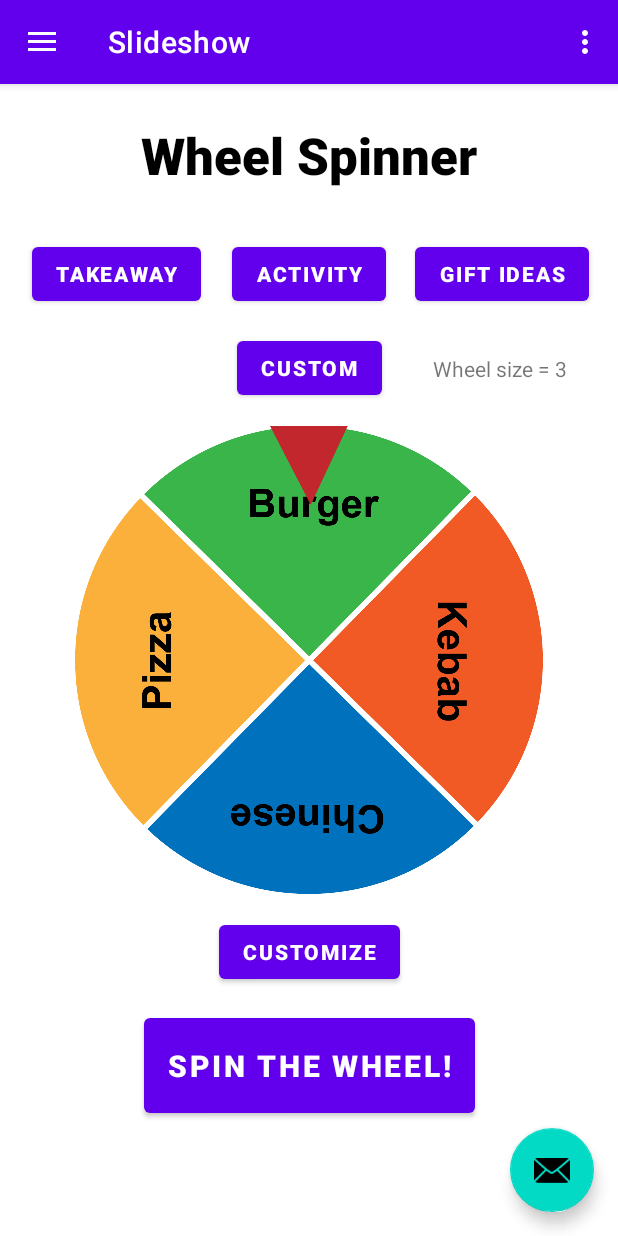
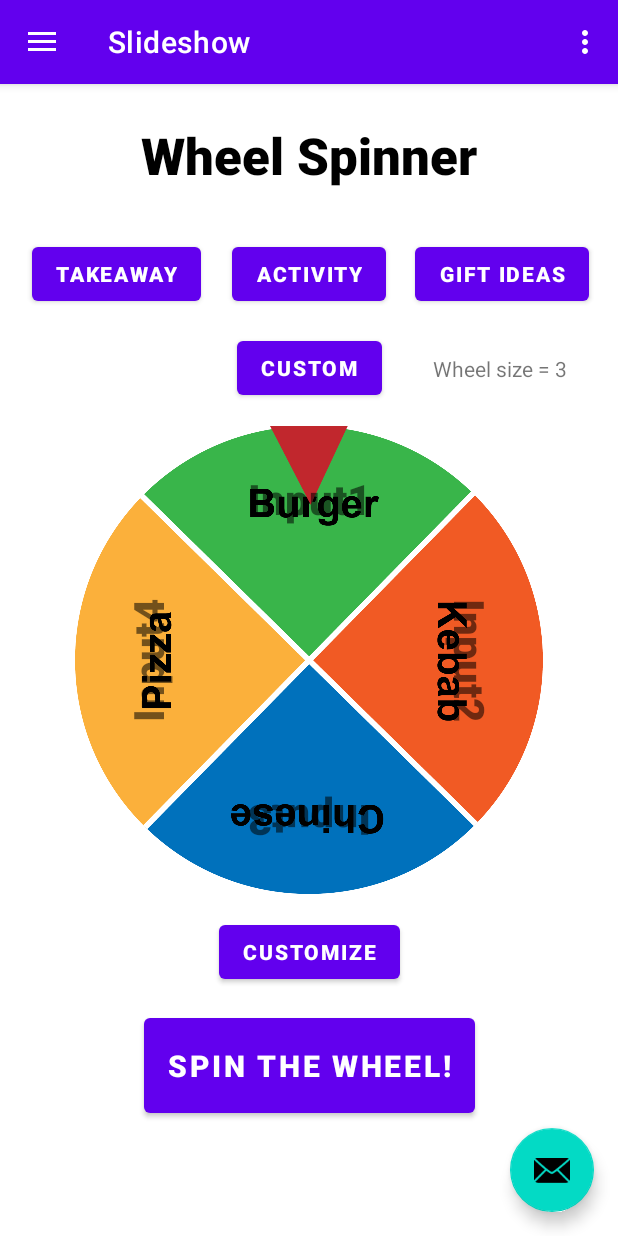
Before and after one commit to SneezingElephant/Decisionator, an Android app: the screen it shows after launch (MainActivity), in the side drawer, after a tap on "Slideshow", on a phone screen of 412 x 824 dp. Run offline under Robolectric (Android 15) with nearby library versions, the phone set to English and light mode, and no system bars; our stand-ins replace navigation-ui.

Commit message:
trying using getters

```diff
--- a/app/src/main/java/com/example/pmaminiprojekt/ui/slideshow/CustomizeFragment.java
+++ b/app/src/main/java/com/example/pmaminiprojekt/ui/slideshow/CustomizeFragment.java
@@ -18,7 +18,7 @@ import com.example.pmaminiprojekt.R;
 
 public class CustomizeFragment extends Fragment {
 
-    String wheelInput1, wheelInput2, wheelInput3, wheelInput4, wheelInput5, wheelInput6;
+    private String wheelInput1, wheelInput2, wheelInput3, wheelInput4, wheelInput5, wheelInput6;
     public int wheelSize = 3;
 
     SeekBar seekBar;
@@ -72,12 +72,46 @@ public class CustomizeFragment extends Fragment {
         });
 
         input1 = (EditText) getActivity().findViewById(R.id.editInput1);
+        wheelInput1 = input1.getText().toString();
+
         input2 = (EditText) getActivity().findViewById(R.id.editInput2);
+        wheelInput2 = input2.getText().toString();
+
         input3 = (EditText) getActivity().findViewById(R.id.editInput3);
+        wheelInput3 = input3.getText().toString();
+
         input4 = (EditText) getActivity().findViewById(R.id.editInput4);
+        wheelInput4 = input4.getText().toString();
+
         input5 = (EditText) getActivity().findViewById(R.id.editInput5);
+        wheelInput5 = input5.getText().toString();
+
         input6 = (EditText) getActivity().findViewById(R.id.editInput6);
+        wheelInput6 = input6.getText().toString();
 
     }
 
+    public String getWheelInput1() {
+        return wheelInput1;
+    }
+
+    public String getWheelInput2() {
+        return wheelInput2;
+    }
+
+    public String getWheelInput3() {
+        return wheelInput3;
+    }
+
+    public String getWheelInput4() {
+        return wheelInput4;
+    }
+
+    public String getWheelInput5() {
+        return wheelInput5;
+    }
+
+    public String getWheelInput6() {
+        return wheelInput6;
+    }
 }
--- a/app/src/main/java/com/example/pmaminiprojekt/ui/slideshow/SlideshowFragment.java
+++ b/app/src/main/java/com/example/pmaminiprojekt/ui/slideshow/SlideshowFragment.java
@@ -43,6 +43,8 @@ public class SlideshowFragment extends Fragment {
     private boolean isActivity = false;
     private boolean isGift = false;
 
+    private CustomizeFragment customizeFragment;
+
     private int customPresetSize = 3;
 
     private ImageView wheel;
@@ -74,6 +76,15 @@ public class SlideshowFragment extends Fragment {
         wheelCustom4 = (ImageView) getView().findViewById(R.id.wheelCustom4);
         wheelCustom5 = (ImageView) getView().findViewById(R.id.wheelCustom5);
         wheelCustom6 = (ImageView) getView().findViewById(R.id.wheelCustom6);
+
+        /*
+        String inputText1 = customizeFragment.getWheelInput1();
+        String inputText2 = customizeFragment.getWheelInput2();
+        String inputText3 = customizeFragment.getWheelInput3();
+        String inputText4 = customizeFragment.getWheelInput4();
+        String inputText5 = customizeFragment.getWheelInput5();
+        String inputText6 = customizeFragment.getWheelInput6();
+         */
 
         getDegreeForSectors();
         getDegreeForActivitys();
--- a/app/src/main/res/layout/fragment_slideshow.xml
+++ b/app/src/main/res/layout/fragment_slideshow.xml
@@ -119,6 +119,65 @@
 
     </RelativeLayout>
 
+    <TextView
+        android:id="@+id/customText4Input1"
+        android:layout_width="wrap_content"
+        android:layout_height="wrap_content"
+        android:layout_marginBottom="215dp"
+        android:fontFamily="sans-serif-black"
+        android:gravity="center"
+        android:text="Input1"
+        android:textSize="28sp"
+        app:layout_constraintBottom_toBottomOf="parent"
+        app:layout_constraintEnd_toEndOf="parent"
+        app:layout_constraintStart_toStartOf="parent"
+        app:layout_constraintTop_toTopOf="parent" />
+
+    <TextView
+        android:id="@+id/customText4Input2"
+        android:layout_width="wrap_content"
+        android:layout_height="wrap_content"
+        android:layout_marginStart="215dp"
+        android:fontFamily="sans-serif-black"
+        android:gravity="center"
+        android:rotation="90"
+        android:text="Input2"
+        android:textSize="28sp"
+        app:layout_constraintBottom_toBottomOf="parent"
+        app:layout_constraintEnd_toEndOf="parent"
+        app:layout_constraintStart_toStartOf="parent"
+        app:layout_constraintTop_toTopOf="parent" />
+
+    <TextView
+        android:id="@+id/customText4Input3"
+        android:layout_width="wrap_content"
+        android:layout_height="wrap_content"
+        android:layout_marginTop="215dp"
+        android:fontFamily="sans-serif-black"
+        android:gravity="center"
+        android:rotation="180"
+        android:text="Input3"
+        android:textSize="28sp"
+        app:layout_constraintBottom_toBottomOf="parent"
+        app:layout_constraintEnd_toEndOf="parent"
+        app:layout_constraintStart_toStartOf="parent"
+        app:layout_constraintTop_toTopOf="parent" />
+
+    <TextView
+        android:id="@+id/customText4Input4"
+        android:layout_width="wrap_content"
+        android:layout_height="wrap_content"
+        android:layout_marginEnd="215dp"
+        android:fontFamily="sans-serif-black"
+        android:gravity="center"
+        android:rotation="-90"
+        android:text="Input4"
+        android:textSize="28sp"
+        app:layout_constraintBottom_toBottomOf="parent"
+        app:layout_constraintEnd_toEndOf="parent"
+        app:layout_constraintStart_toStartOf="parent"
+        app:layout_constraintTop_toTopOf="parent" />
+
     <Button
         android:id="@+id/spinBtn"
         android:layout_width="wrap_content"
```
